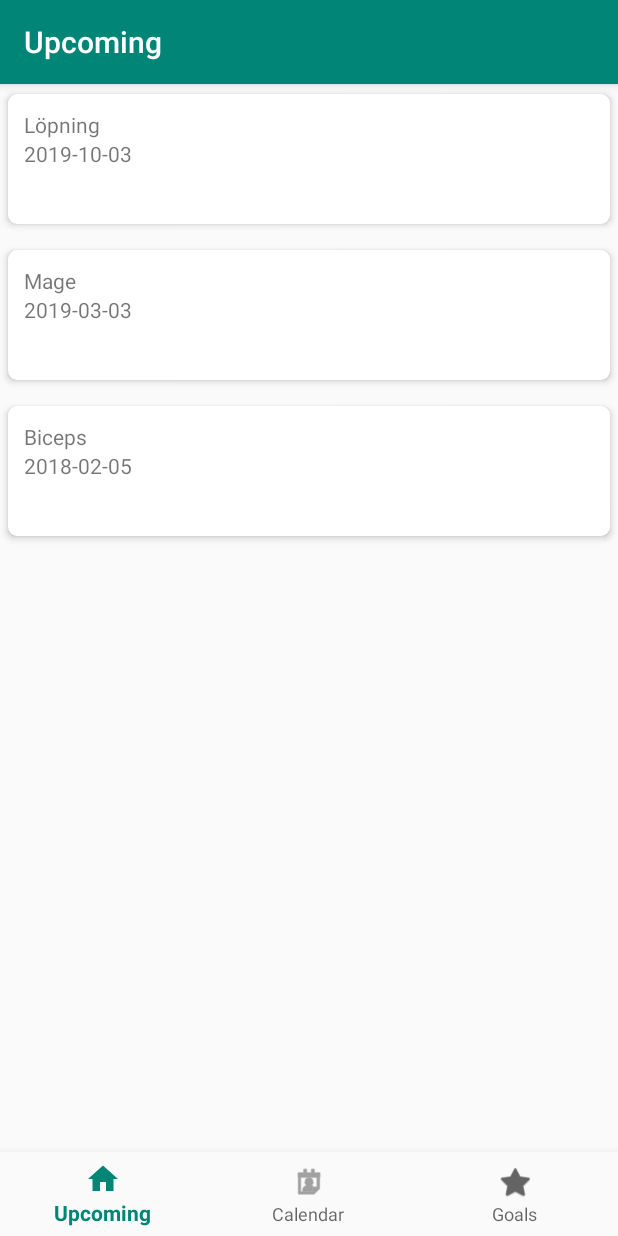
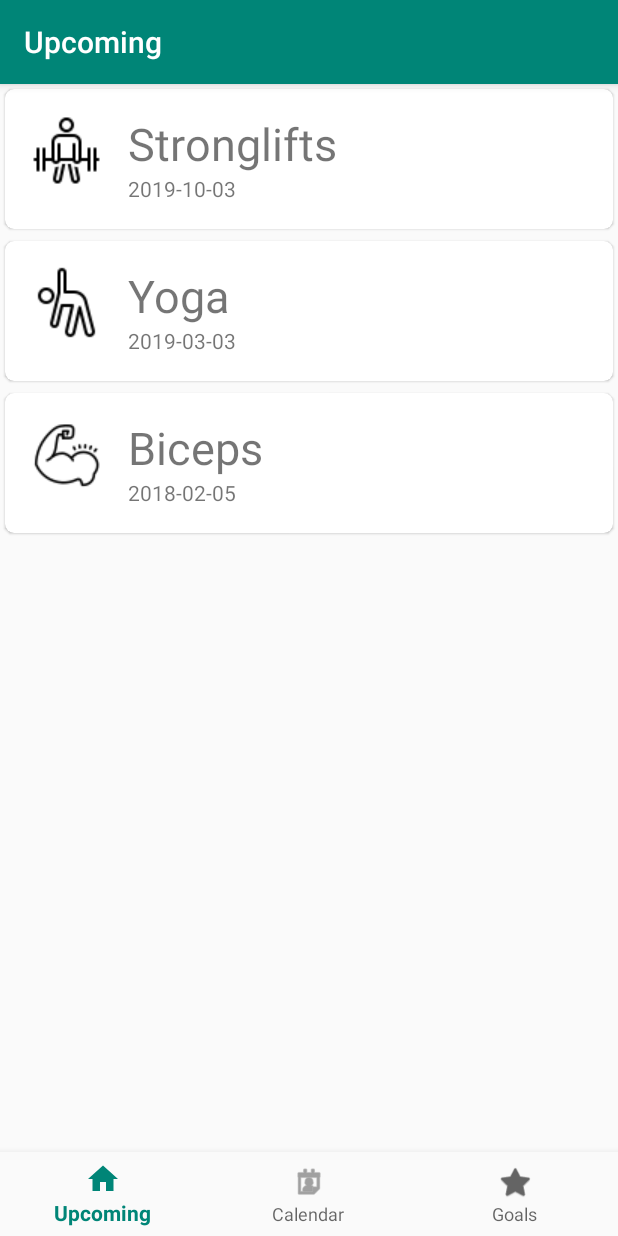
Before and after one commit to DecibelM/OOP_TDA367, an Android app: the screen it shows after launch (MainActivity), on a phone screen of 412 x 824 dp. Run offline under Robolectric (Android 15) with nearby library versions, the phone set to English and light mode, and no system bars; our stand-ins replace navigation-ui.

Commit message:
Changed layout of upcoming sessions cards, added dummy images

```diff
--- a/TrainingApp/app/src/main/java/com/traininapp/Model/Session.java
+++ b/TrainingApp/app/src/main/java/com/traininapp/Model/Session.java
@@ -11,11 +11,19 @@
     private String name;
     private List<Exercise> exerciseList;
     LocalDate date;
+    private int sessionImage;
 
     public Session(String name, LocalDate date) {
         this.name = name;
         this.exerciseList = new ArrayList<>();
         this.date = date;
+    }
+
+    public Session(String name, LocalDate date, int sessionImage) {
+        this.name = name;
+        this.exerciseList = new ArrayList<>();
+        this.date = date;
+        this.sessionImage = sessionImage;
     }
 
     /**
@@ -50,4 +58,8 @@
     public LocalDate getDate() {
         return date;
     }
+
+    public int getSessionImage() {
+        return sessionImage;
+    }
 }
--- a/TrainingApp/app/src/main/java/com/traininapp/View/SessionAdapter.java
+++ b/TrainingApp/app/src/main/java/com/traininapp/View/SessionAdapter.java
@@ -1,8 +1,10 @@
 package com.traininapp.View;
 
+import android.media.Image;
 import android.view.LayoutInflater;
 import android.view.View;
 import android.view.ViewGroup;
+import android.widget.ImageView;
 import android.widget.TextView;
 
 import androidx.recyclerview.widget.RecyclerView;
@@ -31,6 +33,7 @@
     public void onBindViewHolder(SessionViewHolder holder, int position) {
         holder.txtSessionName.setText(sessionList.get(position).getName());
         holder.txtSessionDate.setText(sessionList.get(position).getDate().toString());
+        holder.imgSessionImage.setImageResource(sessionList.get(position).getSessionImage());
     }
 
     @Override
@@ -40,12 +43,14 @@
 
     class SessionViewHolder extends RecyclerView.ViewHolder {
 
-        TextView txtSessionName, txtSessionDate, txtEmpPhone;
+        TextView txtSessionName, txtSessionDate;
+        ImageView imgSessionImage;
 
         SessionViewHolder(View itemView) {
             super(itemView);
             txtSessionName = (TextView) itemView.findViewById(R.id.txtSessionName);
             txtSessionDate = (TextView) itemView.findViewById(R.id.txtSessionDate);
+            imgSessionImage = (ImageView) itemView.findViewById(R.id.imgSessionImage);
         }
     }
 }
--- a/TrainingApp/app/src/main/java/com/traininapp/View/UpcomingFragment.java
+++ b/TrainingApp/app/src/main/java/com/traininapp/View/UpcomingFragment.java
@@ -43,9 +43,9 @@
     }
 
     public void createSessionList(){
-        employeeArrayList.add(new Session("Löpning", LocalDate.now()));
-        employeeArrayList.add(new Session("Mage", LocalDate.of(2019,3,3)));
-        employeeArrayList.add(new Session("Biceps", LocalDate.of(2018,2,5)));
+        employeeArrayList.add(new Session("Stronglifts", LocalDate.now(), R.drawable.workout_1));
+        employeeArrayList.add(new Session("Yoga", LocalDate.of(2019,3,3), R.drawable.workout_2));
+        employeeArrayList.add(new Session("Biceps", LocalDate.of(2018,2,5),R.drawable.workout_3));
     }
 
 }
--- a/TrainingApp/app/src/main/res/layout/row_session.xml
+++ b/TrainingApp/app/src/main/res/layout/row_session.xml
@@ -5,30 +5,43 @@
     android:layout_width="match_parent"
     android:layout_height="100dp"
     card_view:cardCornerRadius="6dp"
-    card_view:cardElevation="3dp"
+    card_view:cardMaxElevation="1dp"
+    card_view:cardElevation="1dp"
     card_view:cardUseCompatPadding="true"
-    android:layout_marginBottom="4dp">
+    android:layout_marginBottom="1dp">
 
-    <LinearLayout
+    <RelativeLayout
         android:layout_width="match_parent"
         android:layout_height="wrap_content"
-        android:layout_margin="5dp"
-        android:orientation="vertical"
-        android:padding="5dp">
+        android:padding="16dp">
 
-        <!-- TextView Session name -->
+        <!-- Session image -->
+        <ImageView
+            android:layout_width="wrap_content"
+            android:layout_height="wrap_content"
+            android:id="@+id/imgSessionImage"
+            android:layout_alignParentLeft="true"
+            android:layout_alignParentTop="true"
+            android:layout_marginRight="16dp" />
+
+        <!-- Session name -->
         <TextView
+            android:layout_width="wrap_content"
+            android:layout_height="wrap_content"
             android:id="@+id/txtSessionName"
-            android:layout_width="match_parent"
-            android:layout_height="wrap_content" />
+            android:layout_toRightOf="@+id/imgSessionImage"
+            android:layout_alignParentTop="true"
+            android:textSize="30sp" />
 
-        <!-- TextView Session date -->
+        <!-- Session date -->
         <TextView
+            android:layout_width="wrap_content"
+            android:layout_height="wrap_content"
             android:id="@+id/txtSessionDate"
-            android:layout_width="match_parent"
-            android:layout_height="wrap_content" />
-
-    </LinearLayout>
+            android:layout_toRightOf="@+id/imgSessionImage"
+            android:layout_below="@+id/txtSessionName"
+            />
+    </RelativeLayout>
 
 </androidx.cardview.widget.CardView>
     <!-- END*** Root Container *** -->
```
Also changed, not shown: TrainingApp/app/src/main/res/drawable/workout_1.png (added), TrainingApp/app/src/main/res/drawable/workout_2.png (added), TrainingApp/app/src/main/res/drawable/workout_3.png (added), TrainingApp/app/src/main/res/drawable/workout_4.png (added), TrainingApp/app/src/main/res/drawable/workout_5.png (added).
